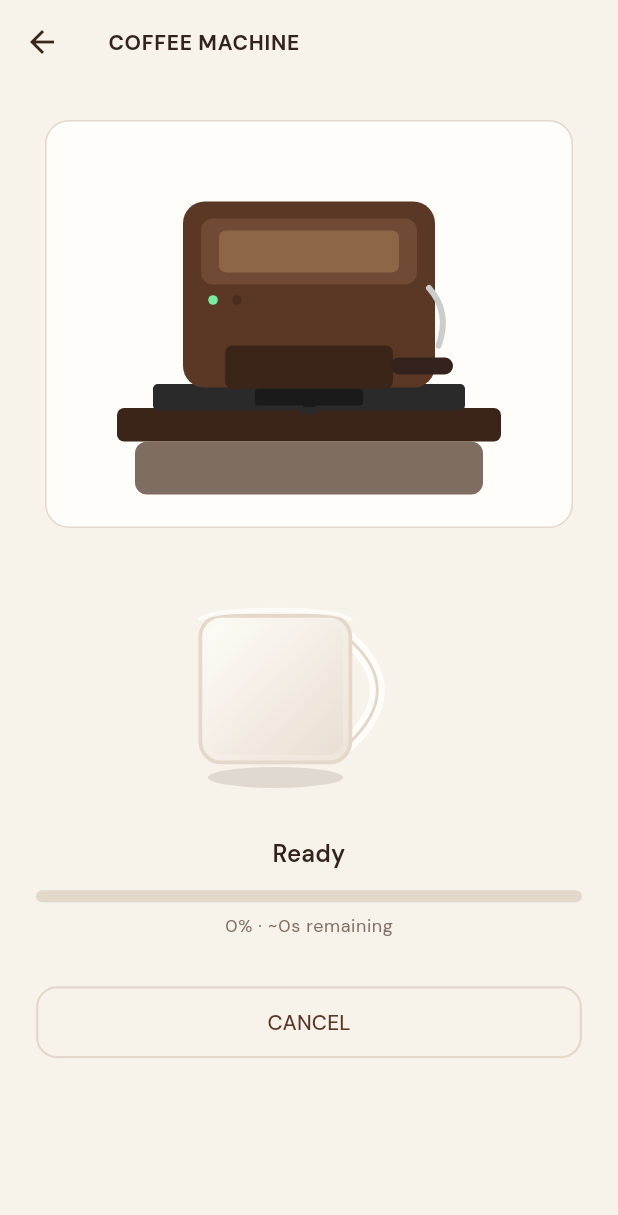
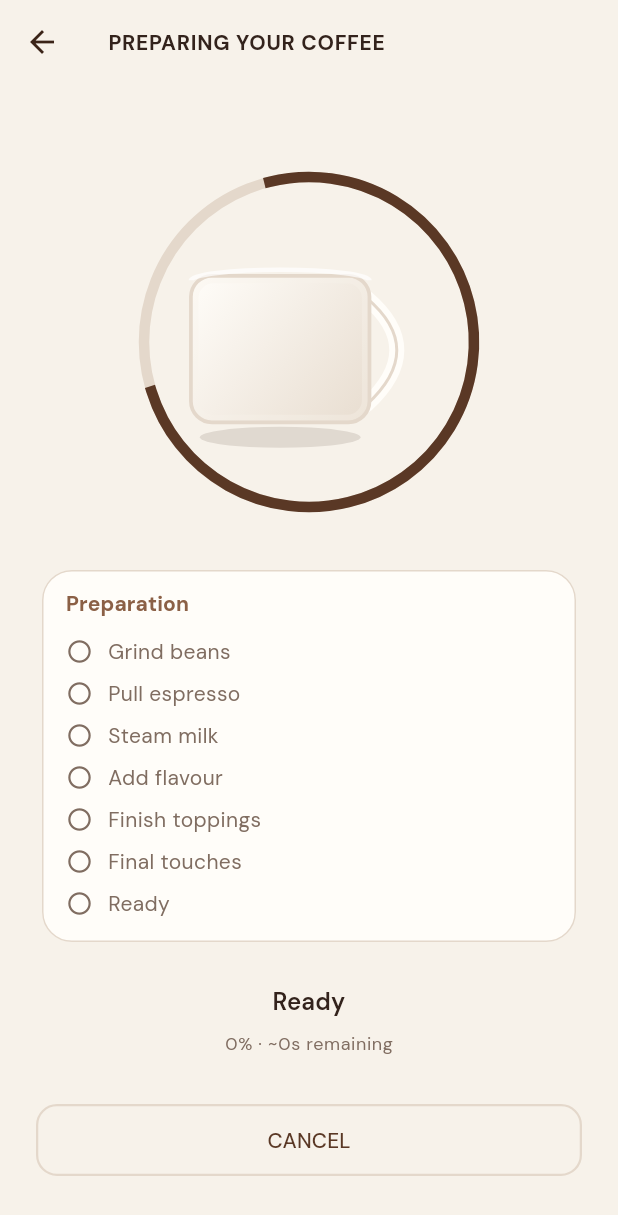
Before and after one commit to atirek-pothiwala/brew-coffee, a Flutter app: the CoffeeMachineScreen screen opened directly with empty values, on a phone screen of 412 x 824 dp. Shown: the top 1215 px of the screen. Run offline on Flutter 3.47's test engine with Material 3 defaults, Android fonts, the phone set to English and light mode, and no system bars; our stand-ins replace equatable, flutter_bloc, go_router, google_fonts, shared_preferences; accounts and stored records are empty.

Commit message:
Center mug and replace machine with brew preparation UI
Horizontally center mug body plus handle in the painter. Swap the
machine graphic for drink summary, progress ring, and phase timeline.

```diff
--- a/lib/core/widgets/coffee_cup_view.dart
+++ b/lib/core/widgets/coffee_cup_view.dart
@@ -74,7 +74,7 @@ class _CoffeeCupViewState extends State<CoffeeCupView>
         final display =
             _lerpVisual(_fromVisual, _toVisual, _fillController.value);
         return SizedBox(
-          width: widget.size * 1.15,
+          width: widget.size * 1.28,
           height: widget.size * 1.05,
           child: CustomPaint(
             painter: _MugPainter(visual: display),
@@ -102,10 +102,14 @@ class _MugPainter extends CustomPainter {
 
   @override
   void paint(Canvas canvas, Size size) {
+    const handleExtentFactor = 0.2;
+    const bodyWidthFactor = 0.62;
+    final bodyWidth = size.width * bodyWidthFactor;
+    final bodyLeft = (size.width - bodyWidth - size.width * handleExtentFactor) / 2;
     final body = Rect.fromLTWH(
-      size.width * 0.08,
+      bodyLeft,
       size.height * 0.22,
-      size.width * 0.58,
+      bodyWidth,
       size.height * 0.62,
     );
 
@@ -123,7 +127,7 @@ class _MugPainter extends CustomPainter {
     final handle = Path();
     handle.moveTo(body.right - 2, body.top + body.height * 0.15);
     handle.quadraticBezierTo(
-      body.right + size.width * 0.22,
+      body.right + size.width * handleExtentFactor,
       body.center.dy,
       body.right - 2,
       body.bottom - body.height * 0.12,
--- a/lib/features/coffee_machine/coffee_machine_screen.dart
+++ b/lib/features/coffee_machine/coffee_machine_screen.dart
@@ -2,7 +2,7 @@ import 'package:brew_coffee/core/theme/app_colors.dart';
 import 'package:brew_coffee/features/cart/cart_cubit.dart';
 import 'package:brew_coffee/features/coffee_customization/customization_cubit.dart';
 import 'package:brew_coffee/features/coffee_machine/coffee_machine_cubit.dart';
-import 'package:brew_coffee/features/coffee_machine/widgets/espresso_machine_view.dart';
+import 'package:brew_coffee/features/coffee_machine/widgets/brew_preparation_view.dart';
 import 'package:brew_coffee/domain/entities/enums.dart';
 import 'package:flutter/material.dart';
 import 'package:flutter_bloc/flutter_bloc.dart';
@@ -33,12 +33,17 @@ class _CoffeeMachineScreenState extends State<CoffeeMachineScreen> {
       builder: (context, state) {
         return Scaffold(
           backgroundColor: AppColors.primaryBackground,
-          appBar: AppBar(title: const Text('COFFEE MACHINE')),
+          appBar: AppBar(title: const Text('PREPARING YOUR COFFEE')),
           body: SingleChildScrollView(
             padding: const EdgeInsets.all(24),
             child: Column(
               children: [
-                EspressoMachineView(cupVisual: state.cupVisual),
+                BrewPreparationView(
+                  customization: state.customization,
+                  cupVisual: state.cupVisual,
+                  progress: state.progress,
+                  phase: state.phase,
+                ),
                 const SizedBox(height: 24),
                 Text(
                   state.phase.operationLabel,
@@ -46,14 +51,6 @@ class _CoffeeMachineScreenState extends State<CoffeeMachineScreen> {
                         fontWeight: FontWeight.w600,
                       ),
                   textAlign: TextAlign.center,
-                ),
-                const SizedBox(height: 12),
-                LinearProgressIndicator(
-                  value: state.progress,
-                  backgroundColor: AppColors.borderDivider,
-                  color: AppColors.primaryCoffee,
-                  minHeight: 8,
-                  borderRadius: BorderRadius.circular(4),
                 ),
                 const SizedBox(height: 8),
                 Text(
--- /dev/null
+++ b/lib/features/coffee_machine/widgets/brew_preparation_view.dart
@@ -0,0 +1,218 @@
+import 'package:brew_coffee/core/theme/app_colors.dart';
+import 'package:brew_coffee/core/utils/currency_format.dart';
+import 'package:brew_coffee/core/widgets/coffee_cup_view.dart';
+import 'package:brew_coffee/domain/entities/coffee_customization.dart';
+import 'package:brew_coffee/domain/entities/cup_visual_state.dart';
+import 'package:brew_coffee/domain/entities/enums.dart';
+import 'package:flutter/material.dart';
+
+class BrewPreparationView extends StatelessWidget {
+  const BrewPreparationView({
+    super.key,
+    required this.customization,
+    required this.cupVisual,
+    required this.progress,
+    required this.phase,
+  });
+
+  final CoffeeCustomization? customization;
+  final CupVisualState cupVisual;
+  final double progress;
+  final CoffeeMachinePhase phase;
+
+  static const _steps = [
+    CoffeeMachinePhase.grindingBeans,
+    CoffeeMachinePhase.brewing,
+    CoffeeMachinePhase.addingMilk,
+    CoffeeMachinePhase.addingFlavor,
+    CoffeeMachinePhase.addingToppings,
+    CoffeeMachinePhase.finalizing,
+    CoffeeMachinePhase.completed,
+  ];
+
+  @override
+  Widget build(BuildContext context) {
+    final c = customization;
+    return Column(
+      crossAxisAlignment: CrossAxisAlignment.stretch,
+      children: [
+        if (c != null) _DrinkSummaryCard(customization: c),
+        const SizedBox(height: 28),
+        Center(
+          child: SizedBox(
+            width: 240,
+            height: 240,
+            child: Stack(
+              alignment: Alignment.center,
+              children: [
+                SizedBox(
+                  width: 220,
+                  height: 220,
+                  child: CircularProgressIndicator(
+                    value: progress > 0 ? progress : null,
+                    strokeWidth: 7,
+                    backgroundColor: AppColors.borderDivider,
+                    color: AppColors.primaryCoffee,
+                  ),
+                ),
+                CoffeeCupView(visual: cupVisual, size: 150),
+              ],
+            ),
+          ),
+        ),
+        const SizedBox(height: 28),
+        _PhaseTimeline(current: phase),
+      ],
+    );
+  }
+}
+
+class _DrinkSummaryCard extends StatelessWidget {
+  const _DrinkSummaryCard({required this.customization});
+
+  final CoffeeCustomization customization;
+
+  @override
+  Widget build(BuildContext context) {
+    return Card(
+      child: Padding(
+        padding: const EdgeInsets.all(20),
+        child: Column(
+          crossAxisAlignment: CrossAxisAlignment.start,
+          children: [
+            Row(
+              children: [
+                Icon(Icons.local_cafe, color: AppColors.primaryCoffee),
+                const SizedBox(width: 10),
+                Expanded(
+                  child: Text(
+                    customization.coffee.name,
+                    style: Theme.of(context).textTheme.titleLarge?.copyWith(
+                          fontWeight: FontWeight.w700,
+                        ),
+                  ),
+                ),
+                Text(
+                  formatCurrency(customization.unitPrice),
+                  style: Theme.of(context).textTheme.titleMedium?.copyWith(
+                        color: AppColors.primaryCoffee,
+                        fontWeight: FontWeight.w700,
+                      ),
+                ),
+              ],
+            ),
+            const SizedBox(height: 12),
+            Wrap(
+              spacing: 8,
+              runSpacing: 6,
+              children: customization.summaryLines().map((line) {
+                return Chip(
+                  label: Text(line),
+                  visualDensity: VisualDensity.compact,
+                  materialTapTargetSize: MaterialTapTargetSize.shrinkWrap,
+                );
+              }).toList(),
+            ),
+          ],
+        ),
+      ),
+    );
+  }
+}
+
+class _PhaseTimeline extends StatelessWidget {
+  const _PhaseTimeline({required this.current});
+
+  final CoffeeMachinePhase current;
+
+  @override
+  Widget build(BuildContext context) {
+    final currentIndex = switch (current) {
+      CoffeeMachinePhase.preparing || CoffeeMachinePhase.idle => -1,
+      CoffeeMachinePhase.completed => _steps.length,
+      _ => _steps.indexOf(current),
+    };
+    return Card(
+      child: Padding(
+        padding: const EdgeInsets.symmetric(horizontal: 16, vertical: 12),
+        child: Column(
+          crossAxisAlignment: CrossAxisAlignment.start,
+          children: [
+            Text(
+              'Preparation',
+              style: Theme.of(context).textTheme.titleSmall?.copyWith(
+                    fontWeight: FontWeight.w700,
+                    color: AppColors.secondaryCoffee,
+                  ),
+            ),
+            const SizedBox(height: 8),
+            for (var i = 0; i < _steps.length; i++)
+              _PhaseRow(
+                label: _labelFor(_steps[i]),
+                done: currentIndex > i,
+                active: currentIndex == i,
+              ),
+          ],
+        ),
+      ),
+    );
+  }
+
+  static String _labelFor(CoffeeMachinePhase phase) {
+    return switch (phase) {
+      CoffeeMachinePhase.grindingBeans => 'Grind beans',
+      CoffeeMachinePhase.brewing => 'Pull espresso',
+      CoffeeMachinePhase.addingMilk => 'Steam milk',
+      CoffeeMachinePhase.addingFlavor => 'Add flavour',
+      CoffeeMachinePhase.addingToppings => 'Finish toppings',
+      CoffeeMachinePhase.finalizing => 'Final touches',
+      CoffeeMachinePhase.completed => 'Ready',
+      _ => phase.operationLabel,
+    };
+  }
+
+  static const _steps = BrewPreparationView._steps;
+}
+
+class _PhaseRow extends StatelessWidget {
+  const _PhaseRow({
+    required this.label,
+    required this.done,
+    required this.active,
+  });
+
+  final String label;
+  final bool done;
+  final bool active;
+
+  @override
+  Widget build(BuildContext context) {
+    final icon = done
+        ? Icons.check_circle
+        : active
+            ? Icons.radio_button_checked
+            : Icons.radio_button_off;
+    final color = done
+        ? AppColors.success
+        : active
+            ? AppColors.primaryCoffee
+            : AppColors.secondaryText;
+
+    return Padding(
+      padding: const EdgeInsets.symmetric(vertical: 4),
+      child: Row(
+        children: [
+          Icon(icon, size: 18, color: color),
+          const SizedBox(width: 10),
+          Text(
+            label,
+            style: Theme.of(context).textTheme.bodyMedium?.copyWith(
+                  fontWeight: active ? FontWeight.w700 : FontWeight.w400,
+                  color: active ? AppColors.primaryText : AppColors.secondaryText,
+                ),
+          ),
+        ],
+      ),
+    );
+  }
+}
--- a/lib/features/coffee_machine/widgets/espresso_machine_view.dart
+++ /dev/null
@@ -1,40 +0,0 @@
-import 'package:brew_coffee/core/theme/app_colors.dart';
-import 'package:brew_coffee/core/widgets/coffee_cup_view.dart';
-import 'package:brew_coffee/domain/entities/cup_visual_state.dart';
-import 'package:flutter/material.dart';
-import 'package:flutter_svg/flutter_svg.dart';
-
-/// Static flat machine artwork and cup (brew progress shown via text/progress bar).
-class EspressoMachineView extends StatelessWidget {
-  const EspressoMachineView({
-    super.key,
-    required this.cupVisual,
-  });
-
-  final CupVisualState cupVisual;
-
-  @override
-  Widget build(BuildContext context) {
-    return Column(
-      children: [
-        DecoratedBox(
-          decoration: BoxDecoration(
-            borderRadius: BorderRadius.circular(16),
-            color: AppColors.cardBackground,
-            border: Border.all(color: AppColors.borderDivider),
-          ),
-          child: Padding(
-            padding: const EdgeInsets.all(16),
-            child: SvgPicture.asset(
-              'assets/images/espresso_machine_flat.svg',
-              width: 320,
-              fit: BoxFit.contain,
-            ),
-          ),
-        ),
-        const SizedBox(height: 24),
-        CoffeeCupView(visual: cupVisual, size: 150),
-      ],
-    );
-  }
-}
--- a/pubspec.yaml
+++ b/pubspec.yaml
@@ -40,7 +40,6 @@ dependencies:
   shared_preferences: ^2.3.3
   equatable: ^2.0.7
   uuid: ^4.5.1
-  flutter_svg: ^2.0.10+1
 
 dev_dependencies:
   flutter_test:
```
Also changed, not shown: assets/images/espresso_machine_flat.svg (deleted), pubspec.lock.
